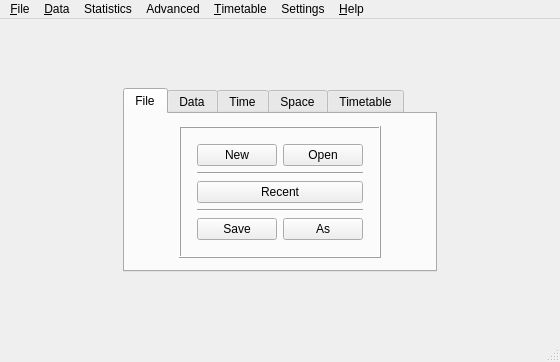
Old version of the form fet/src/interface/fetmainform_template.ui in the repository vonmecheln/fet.
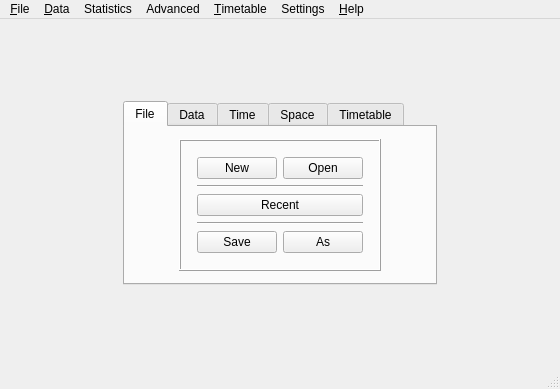
New version of the form.

```diff
--- a/fet/src/interface/fetmainform_template.ui
+++ b/fet/src/interface/fetmainform_template.ui
@@ -7,7 +7,7 @@
     <x>0</x>
     <y>0</y>
     <width>560</width>
-    <height>362</height>
+    <height>389</height>
    </rect>
   </property>
   <widget class="QWidget" name="mainwidget">
```
Left out of the diff: 15 changed lines with no effect on the pictures.
